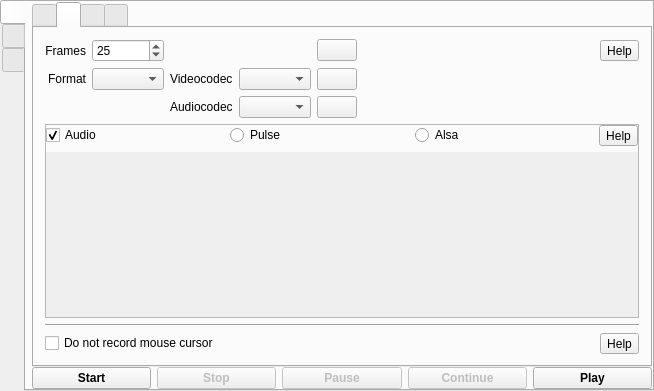
Qt form mainwindow.ui (vkohaupt/vokoscreenNG) before a commit.
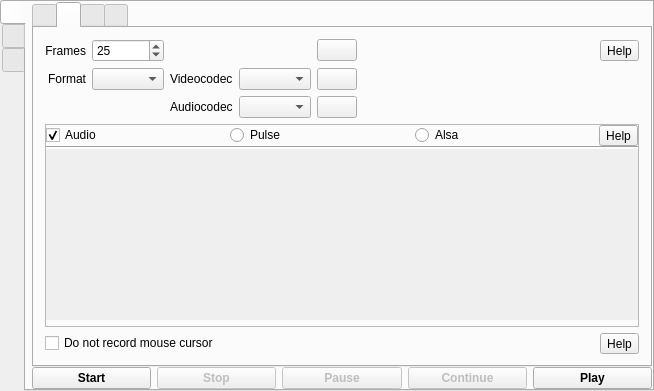
The same form after that commit. The open tabs and pages were chosen to show the change. Icons and pictures are not drawn.

Commit message: Audio windows

```diff
--- a/mainwindow.ui
+++ b/mainwindow.ui
@@ -375,7 +375,7 @@
               </property>
               <layout class="QVBoxLayout" name="verticalLayout_11">
                <property name="spacing">
-                <number>6</number>
+                <number>0</number>
                </property>
                <property name="leftMargin">
                 <number>0</number>
@@ -387,7 +387,7 @@
                 <number>0</number>
                </property>
                <property name="bottomMargin">
-                <number>0</number>
+                <number>6</number>
                </property>
                <item>
                 <layout class="QHBoxLayout" name="horizontalLayout_3">
@@ -427,6 +427,13 @@
                  </item>
                 </layout>
                </item>
+               <item>
+                <widget class="Line" name="line_6">
+                 <property name="orientation">
+                  <enum>Qt::Horizontal</enum>
+                 </property>
+                </widget>
+               </item>
                <item>
                 <widget class="QScrollArea" name="scrollAreaAudioDevice">
                  <property name="frameShape">
@@ -444,7 +451,7 @@
                     <x>0</x>
                     <y>0</y>
                     <width>513</width>
-                    <height>81</height>
+                    <height>87</height>
                    </rect>
                   </property>
                   <layout class="QVBoxLayout" name="verticalLayoutAudioDevices">
@@ -470,13 +477,6 @@
               </layout>
              </widget>
             </item>
-            <item>
-             <widget class="Line" name="line_3">
-              <property name="orientation">
-               <enum>Qt::Horizontal</enum>
-              </property>
-             </widget>
-            </item>
             <item>
              <layout class="QHBoxLayout" name="horizontalLayout_22">
               <item>
```
The commit also changes 6 other files.
